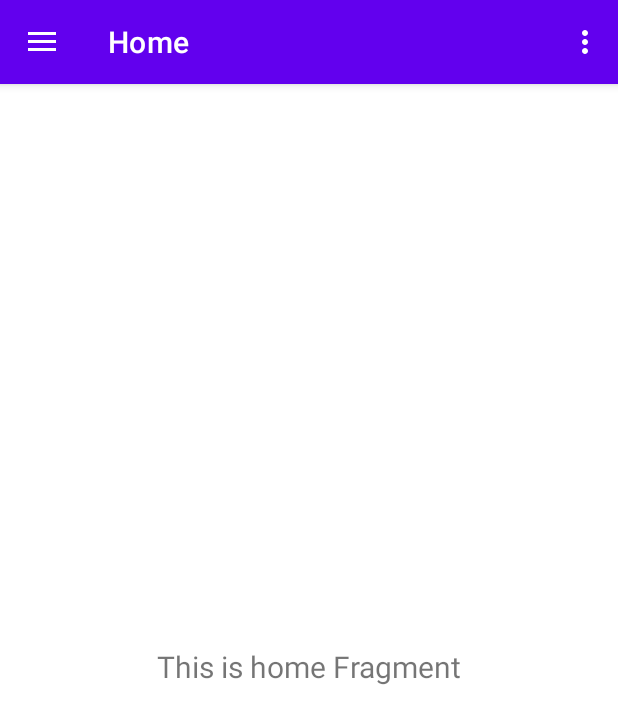
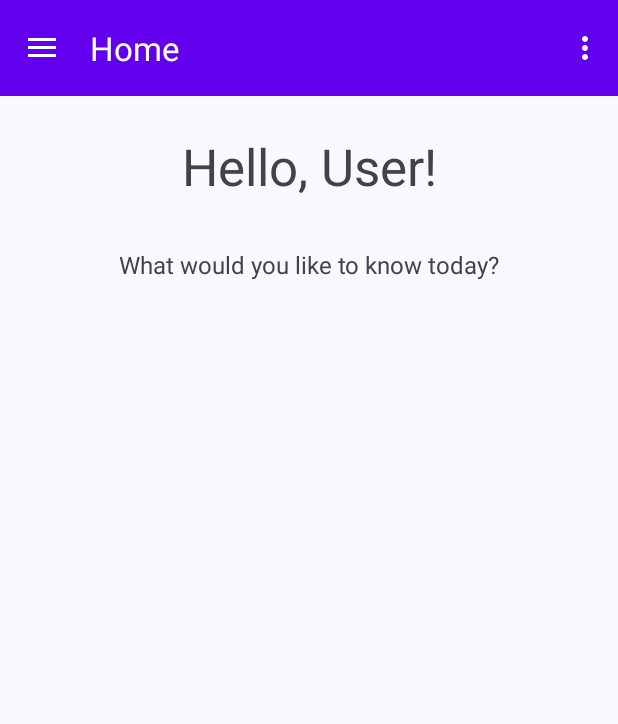
Before and after one commit to TMendes-lucca/DailyStuff, an Android app: the screen it shows after launch (MainActivity), on a phone screen of 412 x 824 dp. Shown: the top 724 px of the screen. Run offline under Robolectric (Android 15) with nearby library versions, the phone set to English and light mode, and no system bars; our stand-ins replace navigation-ui.

Commit message:
Feat: m3 setup and viewmodel
modify viewmodel so it can request the strings from the Resources of the application

Also initial setup of the material design 3

changes verified on physical device

```diff
--- a/app/build.gradle.kts
+++ b/app/build.gradle.kts
@@ -45,6 +45,7 @@ dependencies {
     implementation("androidx.lifecycle:lifecycle-viewmodel-ktx:2.6.2")
     implementation("androidx.navigation:navigation-fragment-ktx:2.7.5")
     implementation("androidx.navigation:navigation-ui-ktx:2.7.5")
+    implementation("com.google.android.material:material:1.10.0")
     testImplementation("junit:junit:4.13.2")
     androidTestImplementation("androidx.test.ext:junit:1.1.5")
     androidTestImplementation("androidx.test.espresso:espresso-core:3.5.1")
--- a/app/src/main/java/com/example/dailystuff/ui/home/HomeFragment.kt
+++ b/app/src/main/java/com/example/dailystuff/ui/home/HomeFragment.kt
@@ -28,7 +28,7 @@ class HomeFragment : Fragment() {
         _binding = FragmentHomeBinding.inflate(inflater, container, false)
         val root: View = binding.root
 
-        val textView: TextView = binding.textHome
+        val textView: TextView = binding.textHomeWelcome
         homeViewModel.text.observe(viewLifecycleOwner) {
             textView.text = it
         }
--- a/app/src/main/java/com/example/dailystuff/ui/home/HomeViewModel.kt
+++ b/app/src/main/java/com/example/dailystuff/ui/home/HomeViewModel.kt
@@ -1,13 +1,18 @@
 package com.example.dailystuff.ui.home
 
+import android.app.Application
+import android.content.Context
+import android.content.res.Resources
+import androidx.lifecycle.AndroidViewModel
 import androidx.lifecycle.LiveData
 import androidx.lifecycle.MutableLiveData
 import androidx.lifecycle.ViewModel
+import com.example.dailystuff.R
 
-class HomeViewModel : ViewModel() {
+class HomeViewModel(application: Application) : AndroidViewModel(application) {
 
     private val _text = MutableLiveData<String>().apply {
-        value = "This is home Fragment"
+        value = application.getString(R.string.hello_user)
     }
     val text: LiveData<String> = _text
 }
--- a/app/src/main/res/layout/fragment_home.xml
+++ b/app/src/main/res/layout/fragment_home.xml
@@ -7,16 +7,27 @@
     tools:context=".ui.home.HomeFragment">
 
     <TextView
-        android:id="@+id/text_home"
+        android:id="@+id/text_home_welcome"
         android:layout_width="match_parent"
         android:layout_height="wrap_content"
         android:layout_marginStart="8dp"
-        android:layout_marginTop="8dp"
+        android:layout_marginTop="24dp"
         android:layout_marginEnd="8dp"
         android:textAlignment="center"
-        android:textSize="20sp"
-        app:layout_constraintBottom_toBottomOf="parent"
+        android:textSize="34sp"
         app:layout_constraintEnd_toEndOf="parent"
+        app:layout_constraintHorizontal_bias="1.0"
         app:layout_constraintStart_toStartOf="parent"
         app:layout_constraintTop_toTopOf="parent" />
+
+    <TextView
+        android:id="@+id/text_home_subtext"
+        android:layout_width="wrap_content"
+        android:layout_height="wrap_content"
+        android:layout_marginTop="32dp"
+        android:text="@string/what_would_you_like_to_know"
+        android:textSize="16sp"
+        app:layout_constraintEnd_toEndOf="@+id/text_home_welcome"
+        app:layout_constraintStart_toStartOf="@+id/text_home_welcome"
+        app:layout_constraintTop_toBottomOf="@+id/text_home_welcome" />
 </androidx.constraintlayout.widget.ConstraintLayout>
--- a/app/src/main/res/values-night/themes.xml
+++ b/app/src/main/res/values-night/themes.xml
@@ -1,6 +1,6 @@
 <resources xmlns:tools="http://schemas.android.com/tools">
     <!-- Base application theme. -->
-    <style name="Theme.DailyStuff" parent="Theme.MaterialComponents.DayNight.DarkActionBar">
+    <style name="Theme.DailyStuff" parent="Theme.Material3.DynamicColors.Dark">
         <!-- Primary brand color. -->
         <item name="colorPrimary">@color/purple_200</item>
         <item name="colorPrimaryVariant">@color/purple_700</item>
--- a/app/src/main/res/values/strings.xml
+++ b/app/src/main/res/values/strings.xml
@@ -10,4 +10,6 @@
     <string name="menu_home">Home</string>
     <string name="menu_gallery">Gallery</string>
     <string name="menu_slideshow">Slideshow</string>
+    <string name="hello_user">Hello, User!</string>
+    <string name="what_would_you_like_to_know">What would you like to know today?</string>
 </resources>
--- a/app/src/main/res/values/themes.xml
+++ b/app/src/main/res/values/themes.xml
@@ -1,6 +1,6 @@
 <resources xmlns:tools="http://schemas.android.com/tools">
     <!-- Base application theme. -->
-    <style name="Theme.DailyStuff" parent="Theme.MaterialComponents.DayNight.DarkActionBar">
+    <style name="Theme.DailyStuff" parent="Theme.Material3.DynamicColors.Light">
         <!-- Primary brand color. -->
         <item name="colorPrimary">@color/purple_500</item>
         <item name="colorPrimaryVariant">@color/purple_700</item>
```
